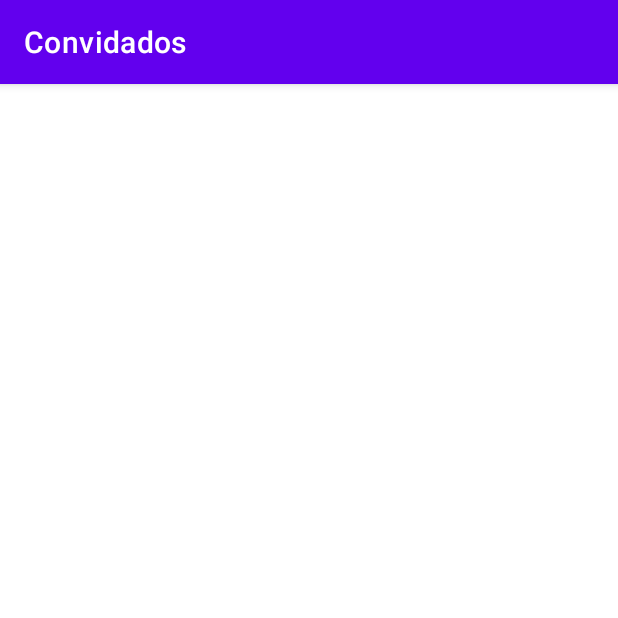
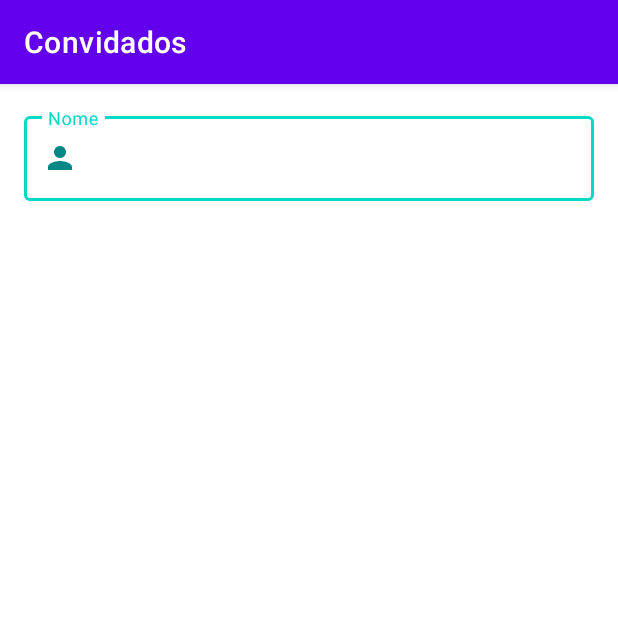
Before and after one commit to agathaappb/convidados, an Android app: the GuestFormActivity screen opened directly, with no data from a screen before it, on a phone screen of 412 x 824 dp, the top half of it. Run offline under Robolectric (Android 15) with nearby library versions, the phone set to English and light mode, and no system bars.

Commit message:
Criando tela de cadastro

```diff
--- /dev/null
+++ b/app/src/main/res/drawable/ic_baseline_person_24.xml
@@ -0,0 +1,5 @@
+<vector android:height="24dp" android:tint="#018685"
+    android:viewportHeight="24" android:viewportWidth="24"
+    android:width="24dp" xmlns:android="http://schemas.android.com/apk/res/android">
+    <path android:fillColor="@android:color/white" android:pathData="M12,12c2.21,0 4,-1.79 4,-4s-1.79,-4 -4,-4 -4,1.79 -4,4 1.79,4 4,4zM12,14c-2.67,0 -8,1.34 -8,4v2h16v-2c0,-2.66 -5.33,-4 -8,-4z"/>
+</vector>
--- a/app/src/main/res/layout/activity_guest_form.xml
+++ b/app/src/main/res/layout/activity_guest_form.xml
@@ -4,6 +4,27 @@
     xmlns:tools="http://schemas.android.com/tools"
     android:layout_width="match_parent"
     android:layout_height="match_parent"
+    android:padding="@dimen/default_16dp"
     tools:context=".GuestFormActivity">
-
+    <com.google.android.material.textfield.TextInputLayout
+        android:layout_width="@dimen/default_0dp"
+        android:layout_height="wrap_content"
+        android:hint="Nome"
+        android:textColor="@color/teal_700"
+        android:textStyle="bold"
+        style="@style/Widget.MaterialComponents.TextInputLayout.OutlinedBox"
+        app:layout_constraintStart_toStartOf="parent"
+        app:layout_constraintEnd_toEndOf="parent"
+        app:startIconTint="@color/teal_700"
+        app:hintTextColor="@color/teal_200"
+        app:boxStrokeColor="@color/teal_200"
+        app:counterTextColor="@color/teal_700"
+        app:startIconDrawable="@drawable/ic_baseline_person_24"
+        app:layout_constraintTop_toTopOf="parent">
+        <com.google.android.material.textfield.TextInputEditText
+            android:layout_width="match_parent"
+            android:layout_height="wrap_content"
+            android:textColor="@color/teal_700"
+            />
+    </com.google.android.material.textfield.TextInputLayout>
 </androidx.constraintlayout.widget.ConstraintLayout>
--- a/app/src/main/res/values/dimens.xml
+++ b/app/src/main/res/values/dimens.xml
@@ -5,4 +5,7 @@
     <dimen name="nav_header_vertical_spacing">8dp</dimen>
     <dimen name="nav_header_height">176dp</dimen>
     <dimen name="fab_margin">16dp</dimen>
+
+    <dimen name="default_0dp">0dp</dimen>
+    <dimen name="default_16dp">16dp</dimen>
 </resources>
```
